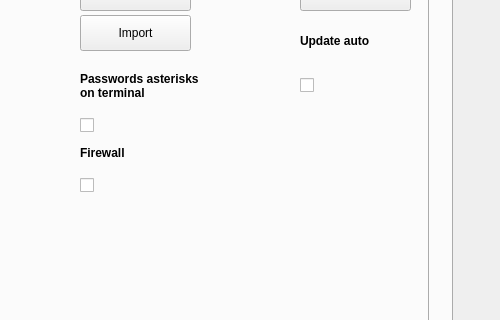
Before: the Qt Designer form src/mainwindow.ui in adgellida/ubunsys, drawn with Qt 5; both pictures show x 188 to 688 and y 181 to 501 of the 688 by 590 pixel window.
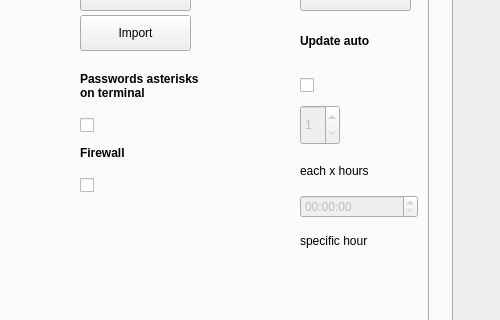
After: the same form once the commit is applied. The open tabs and pages were chosen to show the change. Icons and pictures are not drawn.

```diff
--- a/src/mainwindow.ui
+++ b/src/mainwindow.ui
@@ -1042,7 +1042,7 @@
          <rect>
           <x>230</x>
           <y>160</y>
-          <width>321</width>
+          <width>171</width>
           <height>41</height>
          </rect>
         </property>
@@ -1332,6 +1332,82 @@
          <string>Update auto</string>
         </property>
        </widget>
+       <widget class="QSpinBox" name="spinBox">
+        <property name="enabled">
+         <bool>false</bool>
+        </property>
+        <property name="geometry">
+         <rect>
+          <x>450</x>
+          <y>200</y>
+          <width>40</width>
+          <height>40</height>
+         </rect>
+        </property>
+        <property name="sizePolicy">
+         <sizepolicy hsizetype="Minimum" vsizetype="Fixed">
+          <horstretch>0</horstretch>
+          <verstretch>0</verstretch>
+         </sizepolicy>
+        </property>
+        <property name="minimum">
+         <number>1</number>
+        </property>
+        <property name="maximum">
+         <number>24</number>
+        </property>
+       </widget>
+       <widget class="QLabel" name="label_63">
+        <property name="geometry">
+         <rect>
+          <x>450</x>
+          <y>250</y>
+          <width>81</width>
+          <height>31</height>
+         </rect>
+        </property>
+        <property name="font">
+         <font>
+          <weight>50</weight>
+          <bold>false</bold>
+         </font>
+        </property>
+        <property name="text">
+         <string>each x hours</string>
+        </property>
+       </widget>
+       <widget class="QLabel" name="label_64">
+        <property name="geometry">
+         <rect>
+          <x>450</x>
+          <y>320</y>
+          <width>71</width>
+          <height>31</height>
+         </rect>
+        </property>
+        <property name="font">
+         <font>
+          <weight>50</weight>
+          <bold>false</bold>
+         </font>
+        </property>
+        <property name="text">
+         <string>specific hour</string>
+        </property>
+       </widget>
+       <widget class="QTimeEdit" name="timeEdit">
+        <property name="enabled">
+         <bool>false</bool>
+        </property>
+        <property name="geometry">
+         <rect>
+          <x>450</x>
+          <y>290</y>
+          <width>118</width>
+          <height>23</height>
+         </rect>
+        </property>
+       </widget>
       </widget>
       <widget class="QWidget" name="tab_16">
        <attribute name="title">
```
Left out of the diff: 6 changed lines with no effect on the pictures.
